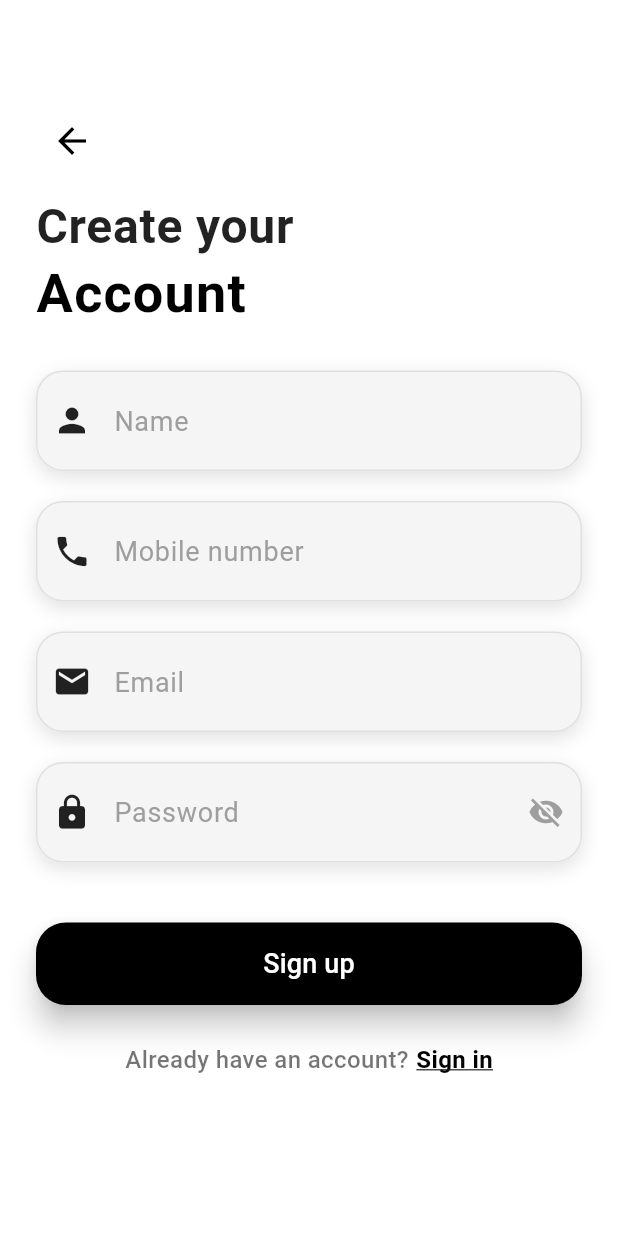
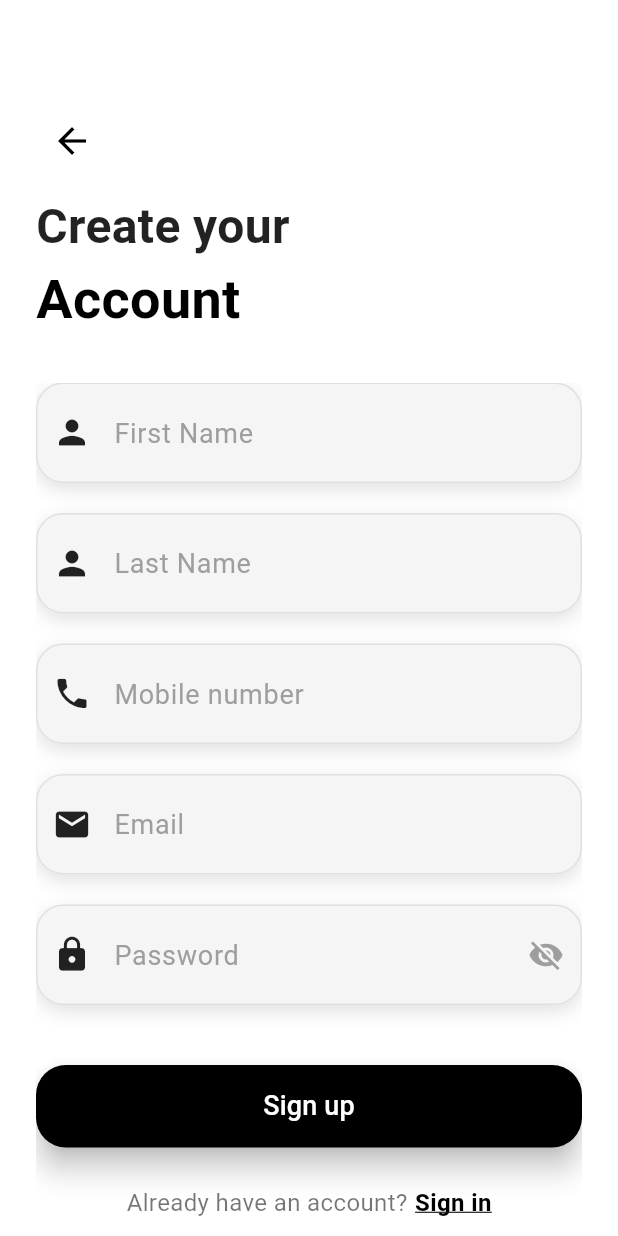
Before and after one commit to rixit-dobariya/MobiTrendz_Flutter, a Flutter app: the screen it shows after launch, on a phone screen of 412 x 824 dp. Run offline on Flutter 3.47's test engine with Material 3 defaults, Android fonts, the light colour scheme and no system bars; our stand-ins replace image_picker.

Commit message:
register done

```diff
--- /dev/null
+++ b/lib/constants/app_constants.dart
@@ -0,0 +1,5 @@
+class AppConstants {
+  // 🌐 API Base URL
+  static const String baseUrl = 'https://mobilestore-nxtf.onrender.com';
+  static const String razorPayKey = 'rzp_test_mEljxG2Cvuw6qT';
+}
--- a/lib/screens/signup_screen.dart
+++ b/lib/screens/signup_screen.dart
@@ -1,8 +1,70 @@
+import 'dart:convert';
 import 'package:flutter/material.dart';
+import 'package:http/http.dart' as http;
+import 'package:mobitrendz/constants/app_constants.dart';
 import 'package:mobitrendz/screens/signin_screen.dart';
 
-class SignUpScreen extends StatelessWidget {
+class SignUpScreen extends StatefulWidget {
   const SignUpScreen({super.key});
+
+  @override
+  State<SignUpScreen> createState() => _SignUpScreenState();
+}
+
+class _SignUpScreenState extends State<SignUpScreen> {
+  final _formKey = GlobalKey<FormState>();
+
+  final TextEditingController txtFirstName = TextEditingController();
+  final TextEditingController txtLastName = TextEditingController();
+  final TextEditingController txtEmail = TextEditingController();
+  final TextEditingController txtMobile = TextEditingController();
+  final TextEditingController txtPassword = TextEditingController();
+
+  bool isLoading = false;
+
+  Future<void> _registerUser() async {
+    if (!_formKey.currentState!.validate()) return;
+
+    setState(() => isLoading = true);
+
+    try {
+      final url = Uri.parse('${AppConstants.baseUrl}/users/register');
+      final response = await http.post(
+        url,
+        headers: {'Content-Type': 'application/json'},
+        body: jsonEncode({
+          'firstName': txtFirstName.text,
+          'lastName': txtLastName.text,
+          'email': txtEmail.text,
+          'mobile': txtMobile.text,
+          'password': txtPassword.text,
+          'authType': 'Email',
+        }),
+      );
+
+      final responseData = jsonDecode(response.body);
+      if (response.statusCode == 200 || response.statusCode == 201) {
+        ScaffoldMessenger.of(context).showSnackBar(
+          const SnackBar(content: Text('Registration successful')),
+        );
+        Navigator.pushReplacement(
+          context,
+          MaterialPageRoute(builder: (_) => const SignInScreen()),
+        );
+      } else {
+        ScaffoldMessenger.of(context).showSnackBar(
+          SnackBar(
+              content: Text(responseData['message'] ?? 'Failed to register')),
+        );
+      }
+    } catch (e) {
+      ScaffoldMessenger.of(context).showSnackBar(
+        SnackBar(content: Text('Error: ${e.toString()}')),
+      );
+    } finally {
+      setState(() => isLoading = false);
+    }
+  }
 
   @override
   Widget build(BuildContext context) {
@@ -32,44 +94,55 @@ class SignUpScreen extends StatelessWidget {
               style: TextStyle(
                   fontSize: 32,
                   fontWeight: FontWeight.bold,
-                color: Colors.black87,
-                letterSpacing: 0.5,
-              ),
+                  color: Colors.black87),
             ),
             const Text(
               "Account",
               style: TextStyle(
                   fontSize: 36,
                   fontWeight: FontWeight.bold,
-                color: Colors.black,
-                height: 1.2,
-                letterSpacing: 0.8,
-              ),
+                  color: Colors.black),
             ),
             const SizedBox(height: 30),
             Expanded(
               child: SingleChildScrollView(
+                child: Form(
+                  key: _formKey,
                   child: Column(
                     children: [
-                    _buildTextField(Icons.person, "Name"),
+                      _buildTextField(
+                          controller: txtFirstName,
+                          icon: Icons.person,
+                          hint: "First Name"),
                       const SizedBox(height: 20),
-                    _buildTextField(Icons.phone, "Mobile number"),
+                      _buildTextField(
+                          controller: txtLastName,
+                          icon: Icons.person,
+                          hint: "Last Name"),
                       const SizedBox(height: 20),
-                    _buildTextField(Icons.email, "Email"),
+                      _buildTextField(
+                          controller: txtMobile,
+                          icon: Icons.phone,
+                          hint: "Mobile number",
+                          keyboardType: TextInputType.phone),
                       const SizedBox(height: 20),
-                    _buildTextField(Icons.lock, "Password", isPassword: true),
+                      _buildTextField(
+                          controller: txtEmail,
+                          icon: Icons.email,
+                          hint: "Email",
+                          keyboardType: TextInputType.emailAddress),
+                      const SizedBox(height: 20),
+                      _buildTextField(
+                          controller: txtPassword,
+                          icon: Icons.lock,
+                          hint: "Password",
+                          isPassword: true),
                       const SizedBox(height: 40),
                       SizedBox(
                         width: double.infinity,
                         height: 55,
                         child: ElevatedButton(
-                        onPressed: () {
-                          Navigator.push(
-                            context,
-                            MaterialPageRoute(
-                                builder: (context) => const SignInScreen()),
-                          );
-                        },
+                          onPressed: isLoading ? null : _registerUser,
                           style: ElevatedButton.styleFrom(
                             backgroundColor: Colors.black,
                             elevation: 8,
@@ -77,47 +150,42 @@ class SignUpScreen extends StatelessWidget {
                               borderRadius: BorderRadius.circular(20),
                             ),
                           ),
-                        child: const Text(
-                          "Sign up",
-                          style: TextStyle(fontSize: 18, color: Colors.white),
-                        ),
+                          child: isLoading
+                              ? const CircularProgressIndicator(
+                                  color: Colors.white)
+                              : const Text("Sign up",
+                                  style: TextStyle(
+                                      fontSize: 18, color: Colors.white)),
                         ),
                       ),
                       const SizedBox(height: 25),
                       Row(
                         mainAxisAlignment: MainAxisAlignment.center,
                         children: [
-                        const Text(
-                          "Already have an account?",
+                          const Text("Already have an account?",
                               style: TextStyle(
-                            fontSize: 16,
-                            color: Colors.black54,
-                            fontWeight: FontWeight.w500,
-                          ),
-                        ),
+                                  fontSize: 16, color: Colors.black54)),
                           const SizedBox(width: 5),
                           GestureDetector(
                             onTap: () {
                               Navigator.push(
                                   context,
                                   MaterialPageRoute(
-                                  builder: (context) => const SignInScreen()),
-                            );
+                                      builder: (context) =>
+                                          const SignInScreen()));
                             },
-                          child: const Text(
-                            "Sign in",
+                            child: const Text("Sign in",
                                 style: TextStyle(
                                     fontSize: 16,
                                     fontWeight: FontWeight.bold,
                                     color: Colors.black,
-                              decoration: TextDecoration.underline,
-                            ),
-                          ),
+                                    decoration: TextDecoration.underline)),
                           ),
                         ],
                       ),
                       const SizedBox(height: 20),
                     ],
+                  ),
                 ),
               ),
             ),
@@ -127,23 +195,39 @@ class SignUpScreen extends StatelessWidget {
     );
   }
 
-  Widget _buildTextField(IconData icon, String hint,
-      {bool isPassword = false}) {
+  Widget _buildTextField({
+    required TextEditingController controller,
+    required IconData icon,
+    required String hint,
+    bool isPassword = false,
+    TextInputType keyboardType = TextInputType.text,
+  }) {
     return Container(
       decoration: BoxDecoration(
         boxShadow: [
           BoxShadow(
               color: Colors.black12,
               blurRadius: 10,
-            offset: const Offset(0, 4),
-          ),
+              offset: const Offset(0, 4)),
         ],
         borderRadius: BorderRadius.circular(18),
         color: Colors.white,
       ),
-      child: TextField(
+      child: TextFormField(
+        controller: controller,
         obscureText: isPassword,
+        keyboardType: keyboardType,
         style: const TextStyle(fontSize: 18),
+        validator: (value) {
+          if (value == null || value.trim().isEmpty) return "$hint is required";
+          if (hint == "Email" && !RegExp(r'\S+@\S+\.\S+').hasMatch(value))
+            return "Enter a valid email";
+          if (hint == "Mobile number" && value.length != 10)
+            return "Enter a valid 10-digit number";
+          if (hint == "Password" && value.length < 6)
+            return "Password must be at least 6 characters";
+          return null;
+        },
         decoration: InputDecoration(
           prefixIcon: Icon(icon, color: Colors.black87, size: 26),
           hintText: hint,
```
Also changed, not shown: pubspec.yaml (+10 -0 lines), pubspec.lock, 5 other files. Lines whose indentation alone changed are shown as unchanged.
